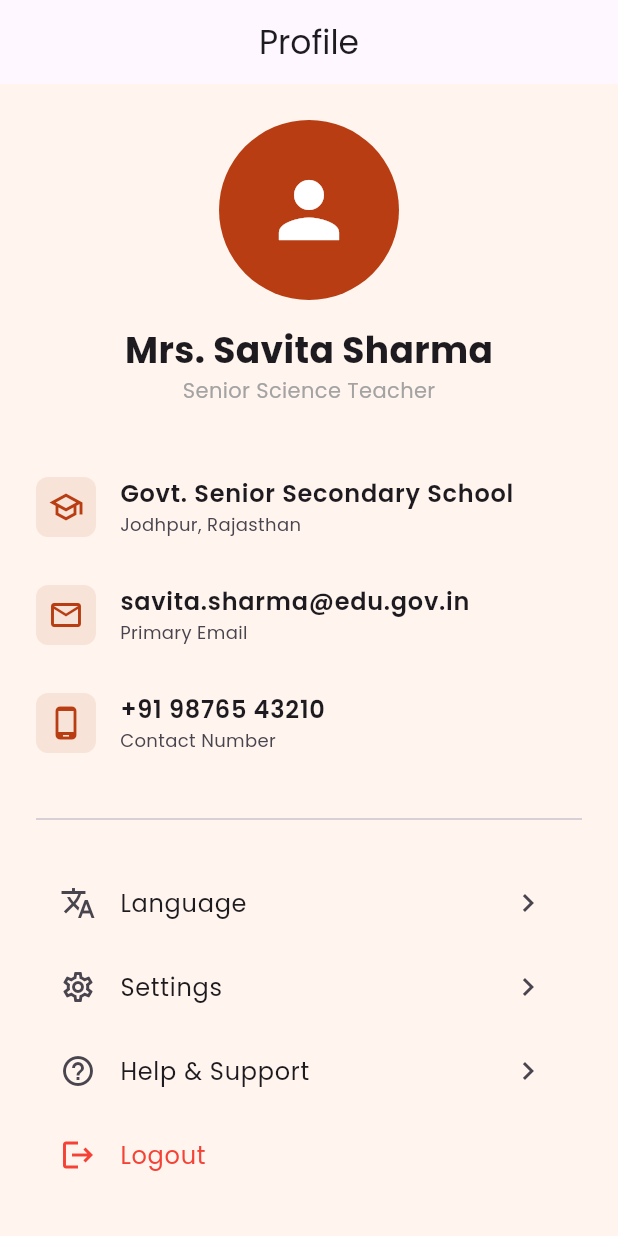
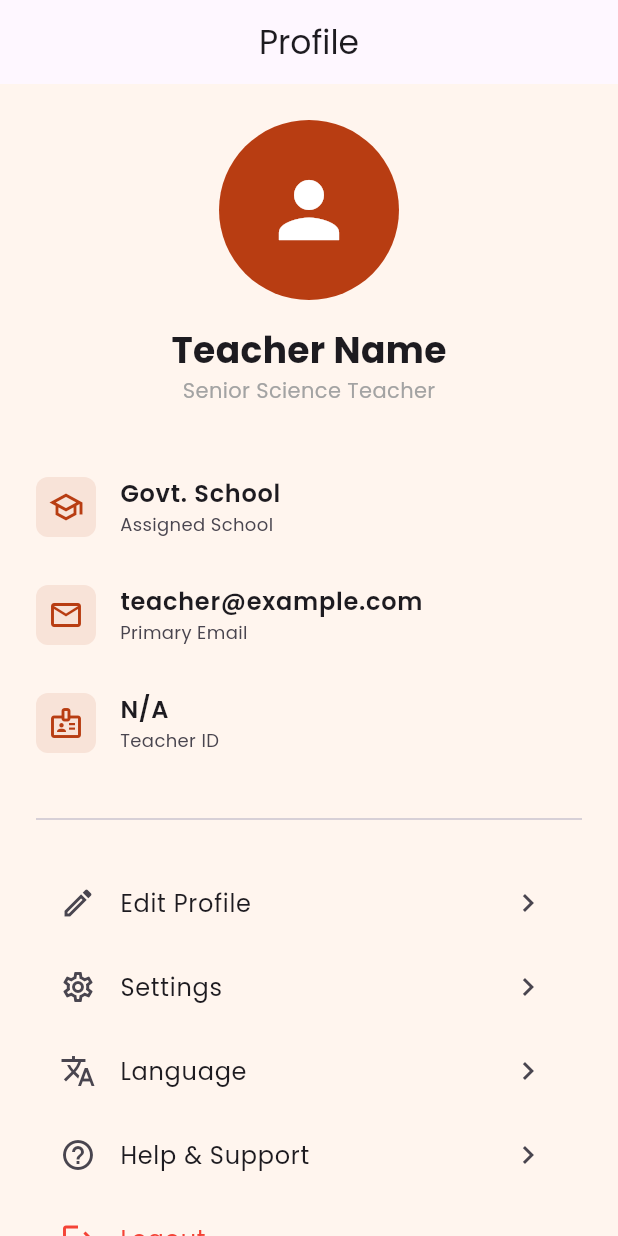
Before and after one commit to Kailashgajbhiye19/bharatshikshaksahayakapp, a Flutter app: the ProfilePage screen opened by its route, on a phone screen of 412 x 824 dp. Run offline on Flutter 3.47's test engine with Material 3 defaults, Android fonts, the phone set to English and light mode, and no system bars; our stand-ins replace dio, flutter_native_splash, flutter_riverpod, go_router, google_fonts, hive and 6 more; missing offline and left inert: google_mlkit_barcode_scanning, google_mlkit_text_recognition; accounts and stored records are empty.

Commit message:
Implemented Settings and Edit Profile features with modular architecture

```diff
--- /dev/null
+++ b/school_lookup_app/lib/features/profile/data/repositories/profile_repository.dart
@@ -0,0 +1,23 @@
+import 'package:hive/hive.dart';
+import '../../domain/models/user_profile.dart';
+
+class ProfileRepository {
+  final Box _box;
+  ProfileRepository(this._box);
+
+  UserProfile getProfile() {
+    return UserProfile(
+      fullName: _box.get('fullName', defaultValue: 'Teacher Name'),
+      email: _box.get('userEmail', defaultValue: 'teacher@example.com'),
+      employeeId: _box.get('employeeId', defaultValue: 'N/A'),
+      schoolName: _box.get('schoolName', defaultValue: 'Govt. School'),
+    );
+  }
+
+  Future<void> updateProfile(UserProfile profile) async {
+    await _box.put('fullName', profile.fullName);
+    await _box.put('userEmail', profile.email);
+    await _box.put('employeeId', profile.employeeId);
+    await _box.put('schoolName', profile.schoolName);
+  }
+}
--- /dev/null
+++ b/school_lookup_app/lib/features/profile/domain/models/user_profile.dart
@@ -0,0 +1,27 @@
+class UserProfile {
+  final String fullName;
+  final String email;
+  final String employeeId;
+  final String schoolName;
+
+  UserProfile({
+    required this.fullName,
+    required this.email,
+    required this.employeeId,
+    required this.schoolName,
+  });
+
+  UserProfile copyWith({
+    String? fullName,
+    String? email,
+    String? employeeId,
+    String? schoolName,
+  }) {
+    return UserProfile(
+      fullName: fullName ?? this.fullName,
+      email: email ?? this.email,
+      employeeId: employeeId ?? this.employeeId,
+      schoolName: schoolName ?? this.schoolName,
+    );
+  }
+}
--- a/school_lookup_app/lib/features/profile/presentation/pages/profile_page.dart
+++ b/school_lookup_app/lib/features/profile/presentation/pages/profile_page.dart
@@ -5,6 +5,10 @@ import 'package:go_router/go_router.dart';
 import '../../../../core/theme/app_theme.dart';
 import '../../../../core/localization/app_localization.dart';
 import '../../../auth/domain/repositories/auth_repository.dart';
+import '../providers/profile_provider.dart';
+import '../../../settings/presentation/pages/settings_page.dart';
+import '../../domain/models/user_profile.dart';
+import './edit_profile_page.dart';
 
 /// [ProfilePage] displays teacher account information and settings.
 class ProfilePage extends ConsumerWidget {
@@ -13,6 +17,7 @@ class ProfilePage extends ConsumerWidget {
   @override
   Widget build(BuildContext context, WidgetRef ref) {
     final l10n = ref.watch(l10nProvider);
+    final profile = ref.watch(profileProvider);
 
     return Scaffold(
       appBar: AppBar(title: Text(l10n.tr('profile')), centerTitle: true),
@@ -21,17 +26,13 @@ class ProfilePage extends ConsumerWidget {
         child: Column(
           children: [
             // --- User Header ---
-            _buildProfileHeader(),
+            _buildProfileHeader(profile),
             const SizedBox(height: 32),
 
             // --- Contact Information ---
-            // -----------------------------------------------------------------
-            // BACKEND INTEGRATION POINT:
-            // Replace hardcoded values with data from UserProvider.
-            // -----------------------------------------------------------------
-            const _ProfileTile(icon: Icons.school_outlined, title: "Govt. Senior Secondary School", subtitle: "Jodhpur, Rajasthan"),
-            const _ProfileTile(icon: Icons.email_outlined, title: "savita.sharma@edu.gov.in", subtitle: "Primary Email"),
-            const _ProfileTile(icon: Icons.phone_android_outlined, title: "+91 98765 43210", subtitle: "Contact Number"),
+            _ProfileTile(icon: Icons.school_outlined, title: profile.schoolName, subtitle: "Assigned School"),
+            _ProfileTile(icon: Icons.email_outlined, title: profile.email, subtitle: "Primary Email"),
+            _ProfileTile(icon: Icons.badge_outlined, title: profile.employeeId, subtitle: "Teacher ID"),
 
             const SizedBox(height: 20),
             const Divider(),
@@ -45,17 +46,17 @@ class ProfilePage extends ConsumerWidget {
     );
   }
 
-  Widget _buildProfileHeader() {
-    return const Column(
+  Widget _buildProfileHeader(UserProfile profile) {
+    return Column(
       children: [
-        CircleAvatar(
+        const CircleAvatar(
           radius: 60,
           backgroundColor: AppColors.primaryOrange,
           child: Icon(Icons.person, color: Colors.white, size: 60),
         ),
-        SizedBox(height: 16),
-        Text("Mrs. Savita Sharma", style: TextStyle(fontSize: 24, fontWeight: FontWeight.bold)),
-        Text("Senior Science Teacher", style: TextStyle(color: AppColors.textGrey)),
+        const SizedBox(height: 16),
+        Text(profile.fullName, style: const TextStyle(fontSize: 24, fontWeight: FontWeight.bold)),
+        const Text("Senior Science Teacher", style: TextStyle(color: AppColors.textGrey)),
       ],
     );
   }
@@ -64,20 +65,32 @@ class ProfilePage extends ConsumerWidget {
     return Column(
       children: [
         ListTile(
-          leading: const Icon(Icons.translate),
-          title: Text(l10n.tr('language')),
+          leading: const Icon(Icons.edit_outlined),
+          title: const Text("Edit Profile"),
           trailing: const Icon(Icons.chevron_right),
-          onTap: () => context.go('/onboarding'),
+          onTap: () {
+            Navigator.push(
+              context,
+              MaterialPageRoute(builder: (context) => const EditProfilePage()),
+            );
+          },
         ),
         ListTile(
           leading: const Icon(Icons.settings_outlined),
           title: Text(l10n.tr('settings')),
           trailing: const Icon(Icons.chevron_right),
           onTap: () {
-            ScaffoldMessenger.of(context).showSnackBar(
-              const SnackBar(content: Text("Settings coming soon")),
+            Navigator.push(
+              context,
+              MaterialPageRoute(builder: (context) => const SettingsPage()),
             );
           },
+        ),
+        ListTile(
+          leading: const Icon(Icons.translate),
+          title: Text(l10n.tr('language')),
+          trailing: const Icon(Icons.chevron_right),
+          onTap: () => context.go('/onboarding'),
         ),
         ListTile(
           leading: const Icon(Icons.help_outline),
--- /dev/null
+++ b/school_lookup_app/lib/features/profile/presentation/providers/profile_provider.dart
@@ -0,0 +1,21 @@
+import 'package:flutter_riverpod/flutter_riverpod.dart';
+import 'package:hive/hive.dart';
+import '../../domain/models/user_profile.dart';
+import '../../data/repositories/profile_repository.dart';
+
+final profileRepositoryProvider = Provider((ref) => ProfileRepository(Hive.box('settings')));
+
+final profileProvider = StateNotifierProvider<ProfileNotifier, UserProfile>((ref) {
+  return ProfileNotifier(ref.watch(profileRepositoryProvider));
+});
+
+class ProfileNotifier extends StateNotifier<UserProfile> {
+  final ProfileRepository _repository;
+
+  ProfileNotifier(this._repository) : super(_repository.getProfile());
+
+  Future<void> updateProfile(UserProfile profile) async {
+    await _repository.updateProfile(profile);
+    state = profile;
+  }
+}
```
Also changed, not shown: school_lookup_app/lib/features/profile/presentation/pages/edit_profile_page.dart (added, +138 -0 lines), school_lookup_app/lib/features/settings/data/repositories/settings_repository.dart (added, +27 -0 lines), school_lookup_app/lib/features/settings/domain/models/app_settings.dart (added, +23 -0 lines), school_lookup_app/lib/features/settings/presentation/pages/settings_page.dart (added, +111 -0 lines), school_lookup_app/lib/features/settings/presentation/providers/settings_provider.dart (added, +31 -0 lines).
